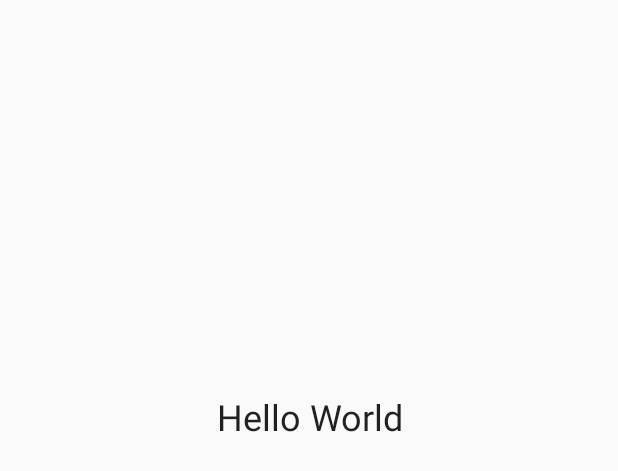
After one commit to shounakdatta/Sound-Recorder, an Android app: the layout record_list_layout.xml on its own in the app's theme, with its tools: preview values and no code run, on a phone screen of 412 x 824 dp. The commit adds this screen. Shown: the top 471 px of the screen. Run offline under Robolectric (Android 15) with nearby library versions, the phone set to English and light mode, and no system bars.

Commit message:
Working sound recorder

```diff
--- a/app/build.gradle
+++ b/app/build.gradle
@@ -8,7 +8,7 @@ android {
     compileSdkVersion 28
     defaultConfig {
         applicationId "com.example.shounakpc.soundrecorder"
-        minSdkVersion 15
+        minSdkVersion 24
         targetSdkVersion 28
         versionCode 1
         versionName "1.0"
--- /dev/null
+++ b/app/src/main/res/layout/record_list_layout.xml
@@ -0,0 +1,18 @@
+<?xml version="1.0" encoding="utf-8"?>
+<RelativeLayout
+    xmlns:android="http://schemas.android.com/apk/res/android"
+    android:layout_width="match_parent"
+    android:layout_height="match_parent"
+>
+
+    <TextView
+            android:text="Hello World"
+            android:layout_width="wrap_content"
+            android:layout_height="wrap_content"
+            android:id="@+id/textView"
+            android:layout_alignParentEnd="true"
+            android:layout_marginEnd="104dp" android:layout_alignParentStart="true" android:layout_marginStart="105dp"
+            android:layout_alignParentBottom="true" android:layout_marginBottom="260dp" android:layout_marginTop="261dp"
+            android:layout_alignParentTop="true" android:textAppearance="@style/TextAppearance.AppCompat.Body1"
+            android:textAlignment="center" android:textSize="24sp"/>
+</RelativeLayout>
```
Also changed, not shown: app/src/main/java/com/example/shounakpc/soundrecorder/MainActivity.kt (+17 -6 lines), app/src/main/java/com/example/shounakpc/soundrecorder/RecordFragment.kt (+39 -25 lines), app/src/main/java/com/example/shounakpc/soundrecorder/RecordingList.kt (added, +25 -0 lines).
